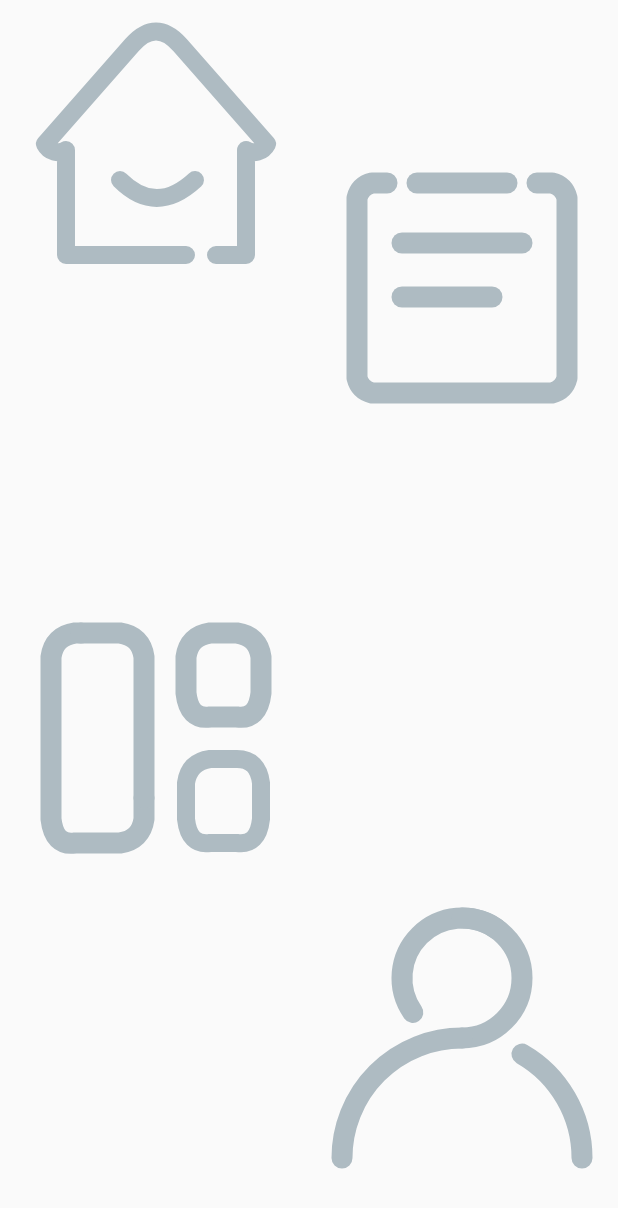
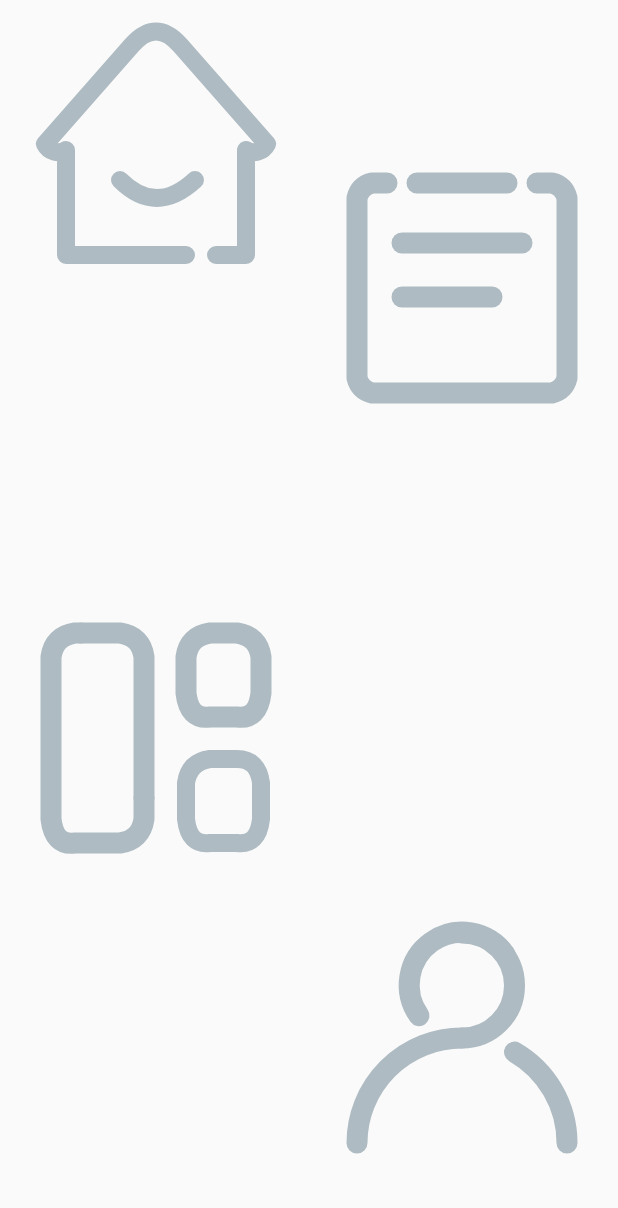
Before and after one commit to docwei2050/VecotorDrawableDemo, an Android app: the screen it shows after launch (MainActivity), on a phone screen of 412 x 824 dp. Shown: the top 1208 px of the screen. Run offline under Robolectric (Android 15) with nearby library versions, the light colour scheme and no system bars.

Commit message:
保持轨迹方向一致

```diff
--- a/app/src/main/res/drawable/path_application_unselect.xml
+++ b/app/src/main/res/drawable/path_application_unselect.xml
@@ -8,7 +8,6 @@
     android:viewportHeight="100">
     <group android:name="application">
         <path
-            android:name="rect_11_path"
             android:pathData="M25,15 L23,15 Q16,16 15,23 L15,77 Q16,86 23,85 L38,85 Q45,84 46,77 L46,70"
             android:strokeWidth="7"
             android:strokeColor="#AEBBC2"
@@ -16,21 +15,19 @@
             android:strokeLineJoin="round" />
 
         <path
-            android:name="rect_12_path"
             android:pathData="M46,70 L46,23 Q45,16 38,15 L25,15"
             android:strokeWidth="7"
             android:strokeColor="#AEBBC2"
             android:strokeLineCap="round"
             android:strokeLineJoin="round" />
         <path
-            android:name="rect_13_path"
+
             android:pathData="M60,23 Q61,16 68,15  L77,15 Q84,16 85,23 L85,35 Q84,44 77,43 L68,43 Q61,44 60,35z"
             android:strokeWidth="7"
             android:strokeColor="#AEBBC2"
             android:strokeLineCap="round"
             android:strokeLineJoin="round" />
         <path
-            android:name="rect_14_path"
             android:pathData="M60,65 Q61,58 68,57 L77,57 Q84,57 85,65 L85,77 Q84,86 77,85 L68,85 Q61,86 60,77z"
             android:strokeWidth="6"
             android:strokeColor="#AEBBC2"
--- a/app/src/main/res/drawable/path_expense_record_selected.xml
+++ b/app/src/main/res/drawable/path_expense_record_selected.xml
@@ -27,7 +27,7 @@
                 </group>
                 <path
                     android:name="rect_11_path"
-                    android:pathData="M25,15 20,15 Q16,16 15,20 L15,80 L15,80 Q16,84 20,85 L80,85 Q84,84 85,80 L85,20 Q84,16 80,15 L75,15"
+                    android:pathData="M75,15 80,15 Q84,16 85,20 L85,80 Q84,84 80,85 L20,85 Q16,84 15,80 L15,20 Q16,16 20,15 L25,15"
                     android:strokeWidth="7"
                     android:strokeAlpha="0"
                     android:strokeColor="#FF9D49"
--- a/app/src/main/res/drawable/path_expense_record_unselect.xml
+++ b/app/src/main/res/drawable/path_expense_record_unselect.xml
@@ -7,29 +7,25 @@
 
     <group android:name="record">
         <path
-            android:name="rect_1"
-            android:pathData="M25,15 20,15 Q16,16 15,20 L15,80 L15,80 Q16,84 20,85 L80,85 Q84,84 85,80 L85,20 Q84,16 80,15 L75,15"
+              android:pathData="M75,15 80,15 Q84,16 85,20 L85,80 Q84,84 80,85 L20,85 Q16,84 15,80 L15,20 Q16,16 20,15 L25,15"
             android:strokeWidth="7"
             android:strokeColor="#AEBBC2"
             android:strokeLineCap="round"
             android:strokeLineJoin="round" />
-
         <path
-            android:name="rect_2"
             android:pathData="M35,15 L65,15"
             android:strokeWidth="7"
             android:strokeColor="#AEBBC2"
             android:strokeLineCap="round"
             android:strokeLineJoin="round" />
         <path
-            android:name="rect_3"
+
             android:pathData="M30,35 L70,35"
             android:strokeWidth="7"
             android:strokeColor="#AEBBC2"
             android:strokeLineCap="round"
             android:strokeLineJoin="round" />
         <path
-            android:name="rect_4"
             android:pathData="M30,53 L60,53"
             android:strokeWidth="7"
             android:strokeColor="#AEBBC2"
--- a/app/src/main/res/drawable/path_mine_selected.xml
+++ b/app/src/main/res/drawable/path_mine_selected.xml
@@ -29,7 +29,7 @@
                 <!--   55度-->
                 <path
                     android:name="rect_11_path"
-                    android:pathData="M33.616959,41.471528 A20,20 -1 0,1 61.471528,13.6169592"
+                    android:pathData="M35.664839,42.537588 A17.5,17.5 -1 0,1 64.335161,22.12412"
                     android:strokeWidth="7"
                     android:strokeAlpha="0"
                     android:strokeColor="#34ADC8"
@@ -37,7 +37,7 @@
                     android:strokeLineJoin="round" />
                 <path
                     android:name="rect_12_path"
-                    android:pathData="M50,10 A20,20 -1 0,1 50,50"
+                    android:pathData="M50,15 A17.5,17.5 -1 0,1 50,50"
                     android:strokeWidth="7"
                     android:strokeAlpha="0"
                     android:strokeColor="#34ADC8"
@@ -45,7 +45,7 @@
                     android:strokeLineJoin="round" />
                 <path
                     android:name="rect_13_path"
-                    android:pathData="M50,50 A40,40 -1 0,0 10,90"
+                    android:pathData="M50,50 A35,35 -1 0,0 15,85"
                     android:strokeWidth="7"
                     android:strokeAlpha="0"
                     android:strokeColor="#34ADC8"
@@ -54,7 +54,7 @@
                 <!--  60度-->
                 <path
                     android:name="rect_14_path"
-                    android:pathData="M70,55.35884 A40,40 -1 0,1 90,90"
+                    android:pathData="M67.5,54.68911 A35,35 -1 0,1 85,85"
                     android:strokeWidth="7"
                     android:strokeAlpha="0"
                     android:strokeColor="#34ADC8"
--- a/app/src/main/res/drawable/path_mine_unselect.xml
+++ b/app/src/main/res/drawable/path_mine_unselect.xml
@@ -9,30 +9,26 @@
     <group android:name="mine">
         <!--   55度-->
         <path
-            android:name="rect_1"
-            android:pathData="M33.616959,41.471528 A20,20 -1 0,1 61.471528,13.6169592"
+            android:pathData="M35.664839,42.537588 A17.5,17.5 -1 0,1 64.335161,22.12412"
             android:strokeWidth="7"
             android:strokeColor="#AEBBC2"
             android:strokeLineCap="round"
             android:strokeLineJoin="round" />
         <path
-            android:name="rect_1"
-            android:pathData="M50,10 A20,20 -1 0,1 50,50"
+            android:pathData="M50,15 A17.5,17.5 -1 0,1 50,50"
             android:strokeWidth="7"
             android:strokeColor="#AEBBC2"
             android:strokeLineCap="round"
             android:strokeLineJoin="round" />
         <path
-            android:name="rect_1"
-            android:pathData="M50,50 A40,40 -1 0,0 10,90"
+            android:pathData="M50,50 A35,35 -1 0,0 15,85"
             android:strokeWidth="7"
             android:strokeColor="#AEBBC2"
             android:strokeLineCap="round"
             android:strokeLineJoin="round" />
         <!--  60度-->
         <path
-            android:name="rect_1"
-            android:pathData="M70,55.35884 A40,40 -1 0,1 90,90"
+            android:pathData="M67.5,54.68911 A35,35 -1 0,1 85,85"
             android:strokeWidth="7"
             android:strokeColor="#AEBBC2"
             android:strokeLineCap="round"
```
Also changed, not shown: 1 other file.
